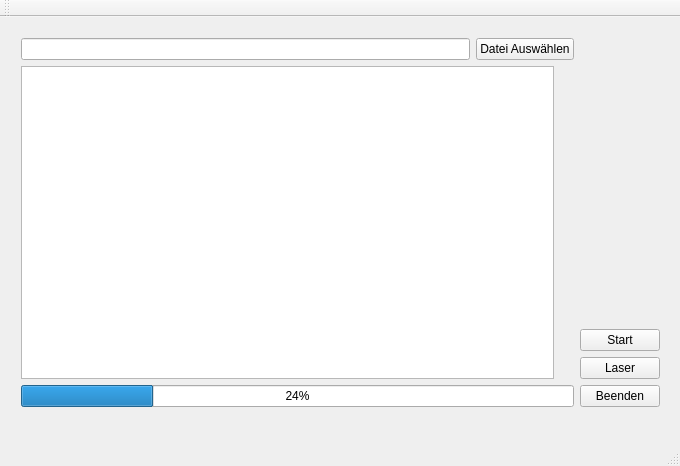
The window that mainwindow.ui (DangerDave353/SWT_Laser) describes before a commit, drawn with Qt 5.
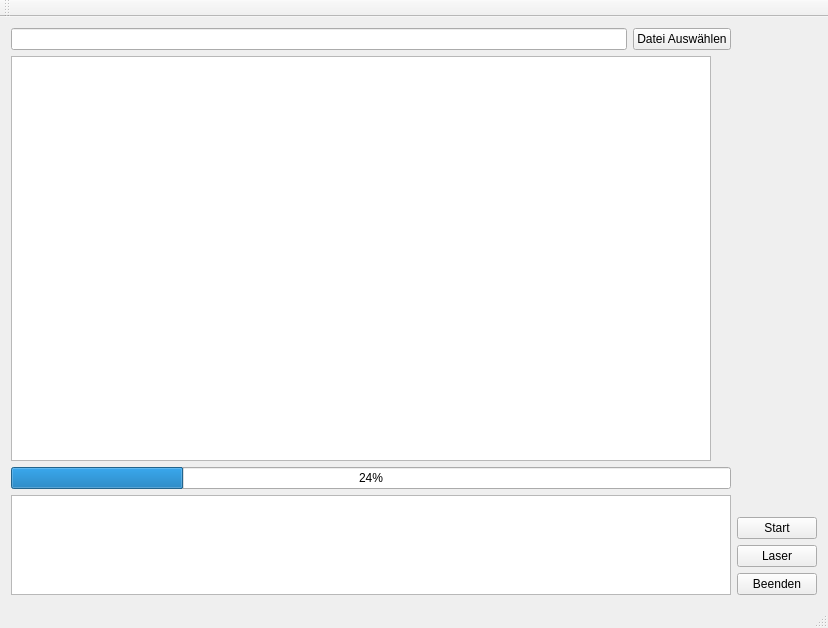
The same window after the commit.

Patch:
```diff
--- a/mainwindow.ui
+++ b/mainwindow.ui
@@ -6,23 +6,22 @@
    <rect>
     <x>0</x>
     <y>0</y>
-    <width>680</width>
-    <height>466</height>
+    <width>828</width>
+    <height>628</height>
    </rect>
   </property>
+  <property name="maximumSize">
+   <size>
+    <width>16777215</width>
+    <height>16777215</height>
+   </size>
+  </property>
   <property name="windowTitle">
    <string>MainWindow</string>
   </property>
   <widget class="QWidget" name="centralWidget">
-   <widget class="QWidget" name="horizontalLayoutWidget">
-    <property name="geometry">
-     <rect>
-      <x>10</x>
-      <y>10</y>
-      <width>661</width>
-      <height>391</height>
-     </rect>
-    </property>
+   <layout class="QGridLayout" name="gridLayout">
+    <item row="0" column="0">
     <layout class="QHBoxLayout" name="horizontalLayout">
      <item>
       <layout class="QVBoxLayout" name="verticalLayout_3">
@@ -67,6 +66,21 @@
          </property>
         </widget>
        </item>
+        <item>
+         <widget class="QPlainTextEdit" name="FehlerAusgabe">
+          <property name="maximumSize">
+           <size>
+            <width>16777215</width>
+            <height>100</height>
+           </size>
+          </property>
+          <property name="font">
+           <font>
+            <family>Monospace</family>
+           </font>
+          </property>
+         </widget>
+        </item>
       </layout>
      </item>
      <item>
@@ -108,7 +122,8 @@
       </layout>
      </item>
     </layout>
-   </widget>
+    </item>
+   </layout>
   </widget>
   <widget class="QMenuBar" name="menuBar">
    <property name="geometry">
```
Left out of the diff: 4 changed lines with no effect on the pictures. Lines whose indentation alone changed are shown as unchanged.
